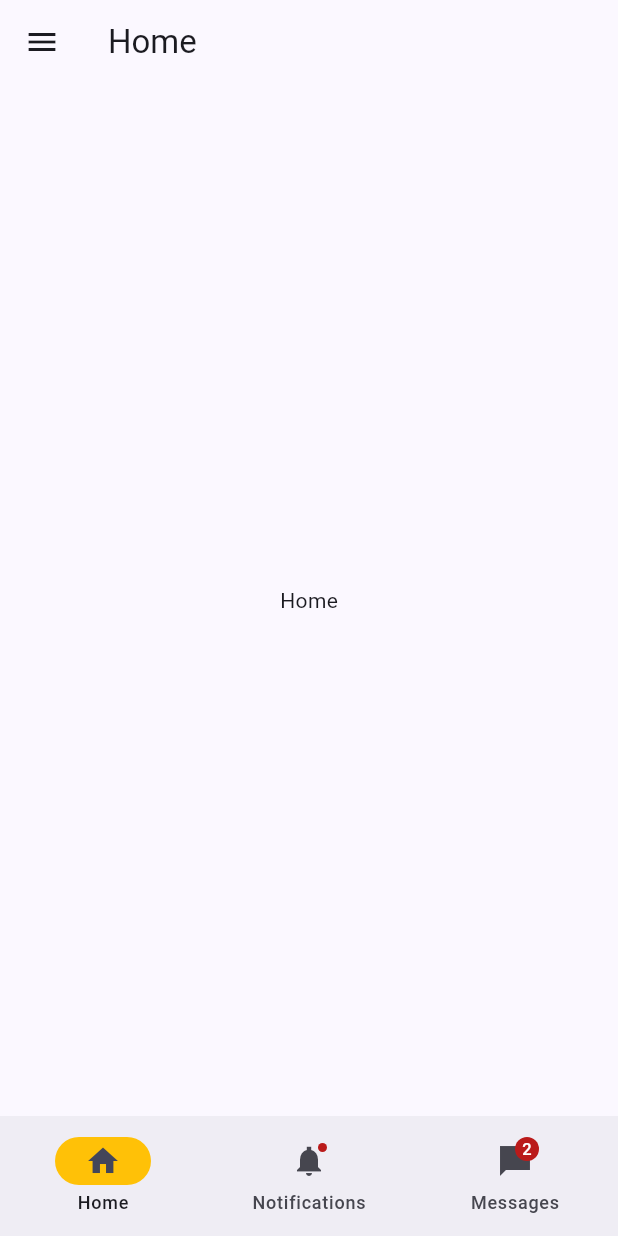
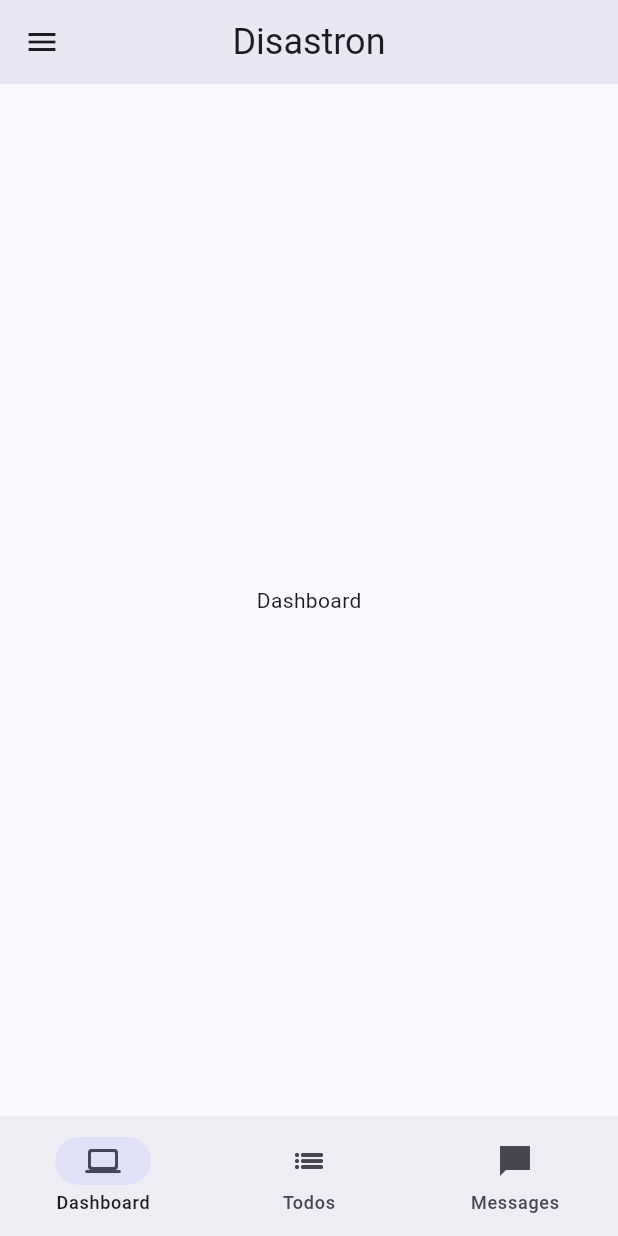
Before and after one commit to jger/disastron, a Flutter app: the HomePage screen opened by its route, on a phone screen of 412 x 824 dp. Run offline on Flutter 3.47's test engine with Material 3 defaults, Android fonts, the phone set to English and light mode, and no system bars; our stand-ins replace auto_route, flutter_hooks, flutter_riverpod, hooks_riverpod, image_picker, riverpod_annotation; missing offline and left inert: svg_flutter; generated files the repository leaves out were written again.

Commit message:
fix: general fixes

```diff
--- /dev/null
+++ b/lib/features/home/dashboard/dashboard_page.dart
@@ -0,0 +1,34 @@
+/// ***************************************************************************
+/// Copyright (c) 2024 [Jannis Gerardis]
+///
+/// All rights reserved. This software and associated documentation files
+/// (the "Software") may not be used, copied, modified, merged, published,
+/// distributed, sublicensed, or sold, without the prior written permission
+/// of the copyright holder.
+///
+/// THE SOFTWARE IS PROVIDED "AS IS", WITHOUT WARRANTY OF ANY KIND, EXPRESS
+/// OR IMPLIED, INCLUDING BUT NOT LIMITED TO THE WARRANTIES OF MERCHANTABILITY,
+/// FITNESS FOR A PARTICULAR PURPOSE AND NONINFRINGEMENT. IN NO EVENT SHALL
+/// THE AUTHORS OR COPYRIGHT HOLDERS BE LIABLE FOR ANY CLAIM, DAMAGES OR OTHER
+/// LIABILITY, WHETHER IN AN ACTION OF CONTRACT, TORT OR OTHERWISE, ARISING
+/// FROM, OUT OF OR IN CONNECTION WITH THE SOFTWARE OR THE USE OR OTHER
+/// DEALINGS IN THE SOFTWARE.
+/// ***************************************************************************
+
+library;
+
+import 'package:auto_route/auto_route.dart';
+import 'package:flutter/material.dart';
+
+@RoutePage()
+class DashboardPage extends StatelessWidget {
+  const DashboardPage({super.key});
+
+  @override
+  Widget build(BuildContext context) {
+    // TODO(jge): implement build
+    return const Center(
+      child: Text('Dashboard'),
+    );
+  }
+}
--- a/lib/features/home/home_page.dart
+++ b/lib/features/home/home_page.dart
@@ -18,19 +18,73 @@
 library;
 
 import 'package:auto_route/auto_route.dart';
+import 'package:disastron/features/home/dashboard/dashboard_page.dart';
+import 'package:disastron/features/home/messages/messages_page.dart';
+import 'package:disastron/features/home/todos/todos_page.dart';
 import 'package:disastron/shared/widgets/app_scaffold.dart';
 import 'package:flutter/material.dart';
+import 'package:flutter_hooks/flutter_hooks.dart';
+import 'package:hooks_riverpod/hooks_riverpod.dart';
 
 @RoutePage()
-class HomePage extends StatelessWidget {
+class HomePage extends HookConsumerWidget {
   const HomePage({super.key});
 
   @override
-  Widget build(BuildContext context) {
-    // TODO(jge): implement build
-    return const AppScaffold(
-      body: Center(
-        child: Text('Home'),
+  Widget build(BuildContext context, WidgetRef ref) {
+    final PageController pageController = usePageController();
+    final ValueNotifier<int> selectedIndex = useState(0);
+    return AppScaffold(
+      title: [
+        'Dashboard',
+        'Todos',
+        'Messages',
+      ][selectedIndex.value],
+      body: PageView(
+        controller: pageController,
+        onPageChanged: (int index) {
+          selectedIndex.value = index;
+        },
+        children: const <Widget>[
+          DashboardPage(),
+          TodosPage(),
+          MessagesPage(),
+        ],
+      ),
+      bottomNavigationBar: Consumer(
+        builder: (BuildContext context, WidgetRef ref, Widget? child) {
+          return NavigationBar(
+            elevation: 2,
+
+            onDestinationSelected: (int index) {
+              selectedIndex.value = index;
+              pageController.animateToPage(
+                index,
+                duration: const Duration(milliseconds: 200),
+                curve: Curves.easeInOut,
+              );
+            },
+            // indicatorColor: Theme.of(context).colorScheme.tertiaryContainer,
+            indicatorShape: RoundedRectangleBorder(
+              borderRadius: BorderRadius.circular(20),
+            ),
+            selectedIndex: selectedIndex.value,
+            destinations: const <Widget>[
+              NavigationDestination(
+                icon: Icon(Icons.computer_rounded),
+                label: 'Dashboard',
+              ),
+              NavigationDestination(
+                icon: Icon(Icons.list_sharp),
+                label: 'Todos',
+              ),
+              NavigationDestination(
+                icon: Icon(Icons.messenger_sharp),
+                label: 'Messages',
+              ),
+            ],
+          );
+        },
       ),
     );
   }
--- /dev/null
+++ b/lib/shared/widgets/app_app_bar.dart
@@ -0,0 +1,44 @@
+/// ***************************************************************************
+/// Copyright (c) 2024 [Jannis Gerardis]
+///
+/// All rights reserved. This software and associated documentation files
+/// (the "Software") may not be used, copied, modified, merged, published,
+/// distributed, sublicensed, or sold, without the prior written permission
+/// of the copyright holder.
+///
+/// THE SOFTWARE IS PROVIDED "AS IS", WITHOUT WARRANTY OF ANY KIND, EXPRESS
+/// OR IMPLIED, INCLUDING BUT NOT LIMITED TO THE WARRANTIES OF MERCHANTABILITY,
+/// FITNESS FOR A PARTICULAR PURPOSE AND NONINFRINGEMENT. IN NO EVENT SHALL
+/// THE AUTHORS OR COPYRIGHT HOLDERS BE LIABLE FOR ANY CLAIM, DAMAGES OR OTHER
+/// LIABILITY, WHETHER IN AN ACTION OF CONTRACT, TORT OR OTHERWISE, ARISING
+/// FROM, OUT OF OR IN CONNECTION WITH THE SOFTWARE OR THE USE OR OTHER
+/// DEALINGS IN THE SOFTWARE.
+/// ***************************************************************************
+
+library;
+
+import 'package:flutter/material.dart';
+import 'package:flutter_riverpod/flutter_riverpod.dart';
+
+class AppAppBar extends AppBar {
+  AppAppBar({
+    super.key,
+  }) : super(
+          elevation: 6,
+          centerTitle: true,
+          title: Consumer(
+            builder: (BuildContext context, WidgetRef ref, Widget? child) {
+              // final User? user = FirebaseAuth.instance.currentUser;
+              // if (user == null) {
+              //   return const SizedBox();
+              // }
+              return Text(
+                'Disastron',
+                style: Theme.of(context).textTheme.headlineSmall,
+              );
+            },
+          ),
+          actions: const [
+          ],
+        );
+}
--- a/lib/shared/widgets/app_scaffold.dart
+++ b/lib/shared/widgets/app_scaffold.dart
@@ -17,56 +17,45 @@
 
 library;
 
+import 'package:disastron/shared/widgets/app_app_bar.dart';
 import 'package:disastron/shared/widgets/app_drawer.dart';
 import 'package:flutter/material.dart';
 
 class AppScaffold extends StatefulWidget {
-  const AppScaffold({required this.body, super.key});
+  const AppScaffold({
+    required this.body,
+    required this.title,
+    this.bottomNavigationBar,
+    this.showAppBar = true,
+    this.floatingActionButton,
+    super.key,
+  });
 
   final Widget body;
+  final String title;
+  final Widget? bottomNavigationBar;
+  final bool showAppBar;
+  final Widget? floatingActionButton;
 
   @override
   State<AppScaffold> createState() => _AppScaffoldState();
 }
 
 class _AppScaffoldState extends State<AppScaffold> {
-  int currentPageIndex = 0;
-
   @override
   Widget build(BuildContext context) {
+    // final User? user = FirebaseAuth.instance.currentUser;
+    // if (user == null) {
+    //   log('No user', name: '🏗️ AppScaffold');
+    //   return const AppIndicator();
+    // }
     return Scaffold(
-      appBar: AppBar(
-        title: const Text('Home'),
-      ),
+      appBar: widget.showAppBar ? AppAppBar() : null,
+      // drawer: const AppDrawer(),
+      body: widget.body,
+      bottomNavigationBar: widget.bottomNavigationBar,
+      floatingActionButton: widget.floatingActionButton,
       drawer: const AppDrawer(),
-      body: widget.body,
-      bottomNavigationBar: NavigationBar(
-        onDestinationSelected: (int index) {
-          setState(() {
-            currentPageIndex = index;
-          });
-        },
-        indicatorColor: Colors.amber,
-        selectedIndex: currentPageIndex,
-        destinations: const <Widget>[
-          NavigationDestination(
-            selectedIcon: Icon(Icons.home),
-            icon: Icon(Icons.home_outlined),
-            label: 'Home',
-          ),
-          NavigationDestination(
-            icon: Badge(child: Icon(Icons.notifications_sharp)),
-            label: 'Notifications',
-          ),
-          NavigationDestination(
-            icon: Badge(
-              label: Text('2'),
-              child: Icon(Icons.messenger_sharp),
-            ),
-            label: 'Messages',
-          ),
-        ],
-      ),
     );
   }
 }
--- a/pubspec.yaml
+++ b/pubspec.yaml
@@ -33,8 +33,10 @@ dependencies:
   dio: ^5.7.0
   flutter:
     sdk: flutter
+  flutter_gemma: ^0.4.0
   flutter_hooks: ^0.20.5
   flutter_riverpod: ^3.0.0-dev.3
+  hooks_riverpod: ^3.0.0-dev.3
   image_picker: ^1.1.2
   melos: ^6.2.0
   riverpod_annotation: ^3.0.0-dev.3
@@ -49,7 +51,7 @@ dev_dependencies:
   build_runner: ^2.4.13
   flutter_launcher_icons: ^0.14.1
   flutter_lints: ^5.0.0
-  flutter_native_splash: ^2.4.1
+  flutter_native_splash: ^2.4.2
   flutter_test:
     sdk: flutter
   riverpod_generator: ^3.0.0-dev.3
```
Also changed, not shown: lib/features/home/messages/messages_page.dart (added, +34 -0 lines), lib/features/home/todos/todos_page.dart (added, +34 -0 lines), lib/features/photo/photo_page.dart (renamed from lib/features/get_photo/get_photo_page.dart, +6 -4 lines), lib/router/routes.dart (+15 -0 lines), lib/features/photo/providers/image_picker_provider.dart (renamed from lib/features/get_photo/providers/image_picker_provider.dart), pubspec.lock.
